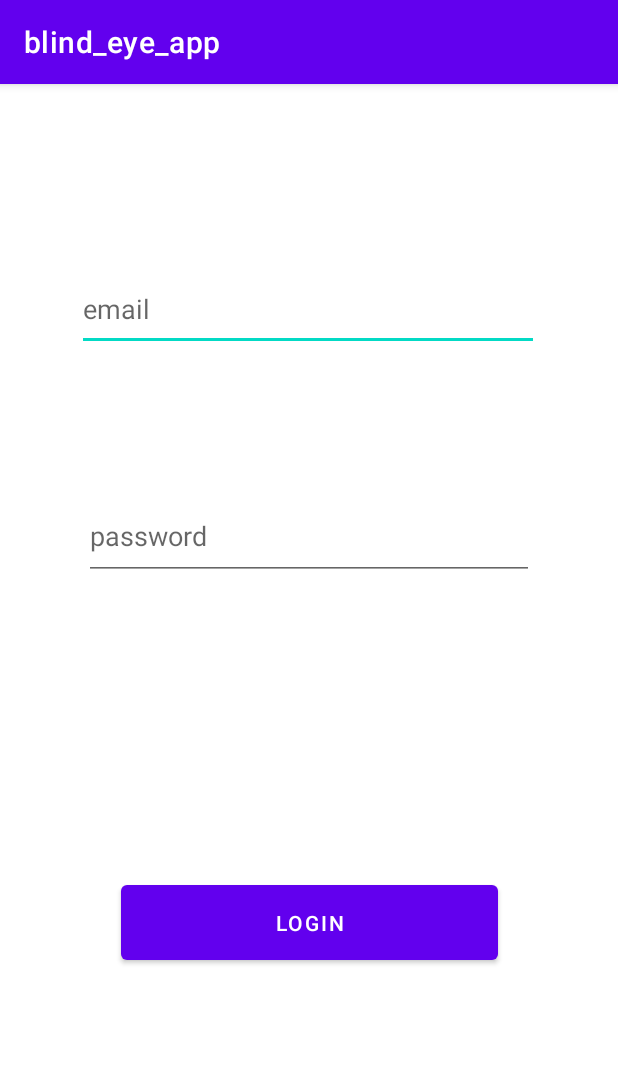
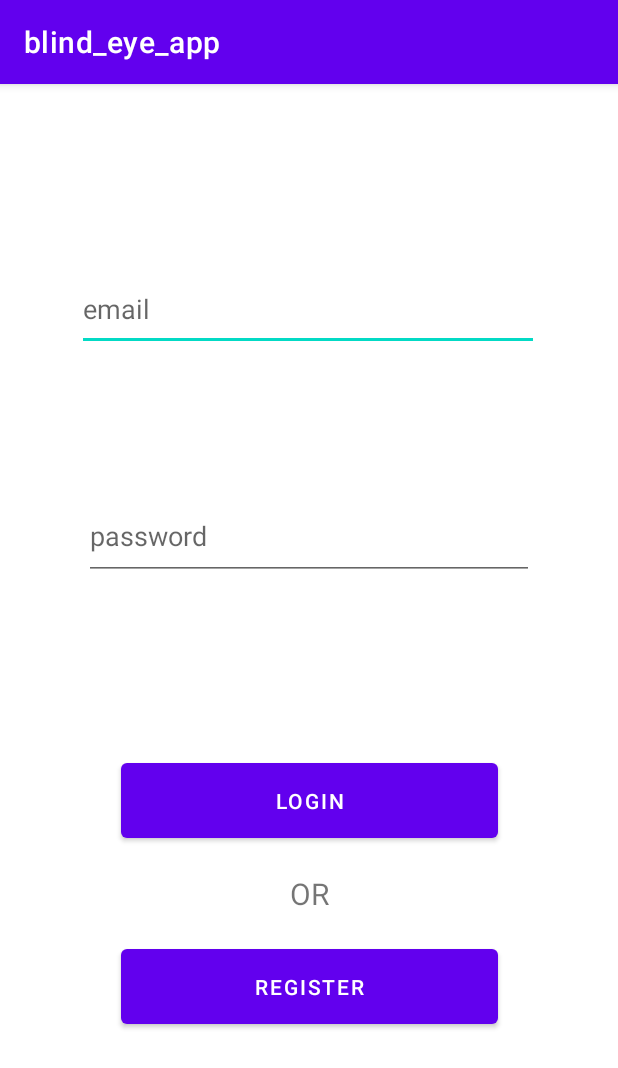
Before and after one commit to Hitanshu774/app_blind_eye, an Android app: the screen it shows after launch (MainActivity), on a phone screen of 412 x 824 dp. Shown: the top 1068 px of the screen. Run offline under Robolectric (Android 15) with nearby library versions, the phone set to English and light mode, and no system bars.

```diff
--- a/app/build.gradle
+++ b/app/build.gradle
@@ -1,5 +1,6 @@
 plugins {
     id 'com.android.application'
+    id 'com.google.gms.google-services'
 }
 
 android {
@@ -32,6 +33,7 @@ dependencies {
     implementation 'androidx.appcompat:appcompat:1.3.0'
     implementation 'com.google.android.material:material:1.4.0'
     implementation 'androidx.constraintlayout:constraintlayout:2.0.4'
+    implementation 'com.google.firebase:firebase-auth:21.0.2'
     testImplementation 'junit:junit:4.13.2'
     androidTestImplementation 'androidx.test.ext:junit:1.1.3'
     androidTestImplementation 'androidx.test.espresso:espresso-core:3.4.0'
--- a/app/src/main/AndroidManifest.xml
+++ b/app/src/main/AndroidManifest.xml
@@ -10,6 +10,9 @@
         android:supportsRtl="true"
         android:theme="@style/Theme.Blind_eye_app">
         <activity
+            android:name=".register_page"
+            android:exported="false" />
+        <activity
             android:name=".MainActivity"
             android:exported="true">
             <intent-filter>
--- a/app/src/main/java/com/example/blind_eye_app/MainActivity.java
+++ b/app/src/main/java/com/example/blind_eye_app/MainActivity.java
@@ -9,7 +9,7 @@ import android.widget.TextView;
 import android.widget.Toast;
 
 public class MainActivity extends AppCompatActivity {
-    private Button login;
+    private Button login, register;
     private TextView email;
     private TextView password;
 
@@ -19,6 +19,9 @@ public class MainActivity extends AppCompatActivity {
         setContentView(R.layout.activity_main);
 
         login = findViewById(R.id.login);
+        register = findViewById(R.id.register);
+        email = findViewById(R.id.email);
+        password = findViewById(R.id.password);
 
         login.setOnClickListener(new View.OnClickListener() {
             @Override
--- a/app/src/main/res/layout/activity_main.xml
+++ b/app/src/main/res/layout/activity_main.xml
@@ -15,10 +15,22 @@
         android:textColorLink="#F40606"
         app:layout_constraintBottom_toBottomOf="parent"
         app:layout_constraintEnd_toEndOf="parent"
-        app:layout_constraintHorizontal_bias="0.5"
         app:layout_constraintStart_toStartOf="parent"
         app:layout_constraintTop_toTopOf="parent"
-        app:layout_constraintVertical_bias="0.748" />
+        app:layout_constraintVertical_bias="0.633" />
+
+    <Button
+        android:id="@+id/register"
+        android:layout_width="251dp"
+        android:layout_height="62dp"
+        android:text="Register"
+        android:textColorHighlight="#0EC884"
+        android:textColorLink="#F40606"
+        app:layout_constraintBottom_toBottomOf="parent"
+        app:layout_constraintEnd_toEndOf="parent"
+        app:layout_constraintStart_toStartOf="parent"
+        app:layout_constraintTop_toTopOf="parent"
+        app:layout_constraintVertical_bias="0.808" />
 
     <EditText
         android:id="@+id/email"
@@ -48,4 +60,16 @@
         app:layout_constraintEnd_toEndOf="parent"
         app:layout_constraintStart_toStartOf="parent"
         app:layout_constraintTop_toBottomOf="@+id/email" />
+
+    <TextView
+        android:id="@+id/textView"
+        android:layout_width="wrap_content"
+        android:layout_height="wrap_content"
+        android:text="OR"
+        android:textSize="20sp"
+        app:layout_constraintBottom_toTopOf="@+id/register"
+        app:layout_constraintEnd_toEndOf="parent"
+        app:layout_constraintHorizontal_bias="0.5"
+        app:layout_constraintStart_toStartOf="parent"
+        app:layout_constraintTop_toBottomOf="@+id/login" />
 </androidx.constraintlayout.widget.ConstraintLayout>
--- a/build.gradle
+++ b/build.gradle
@@ -1,4 +1,8 @@
-// Top-level build file where you can add configuration options common to all sub-projects/modules.
+buildscript {
+    dependencies {
+        classpath 'com.google.gms:google-services:4.3.10'
+    }
+}// Top-level build file where you can add configuration options common to all sub-projects/modules.
 plugins {
     id 'com.android.application' version '7.1.2' apply false
     id 'com.android.library' version '7.1.2' apply false
```
Also changed, not shown: app/src/main/java/com/example/blind_eye_app/register_page.java (added, +14 -0 lines), app/src/main/res/layout/activity_register_page.xml (added, +9 -0 lines).
